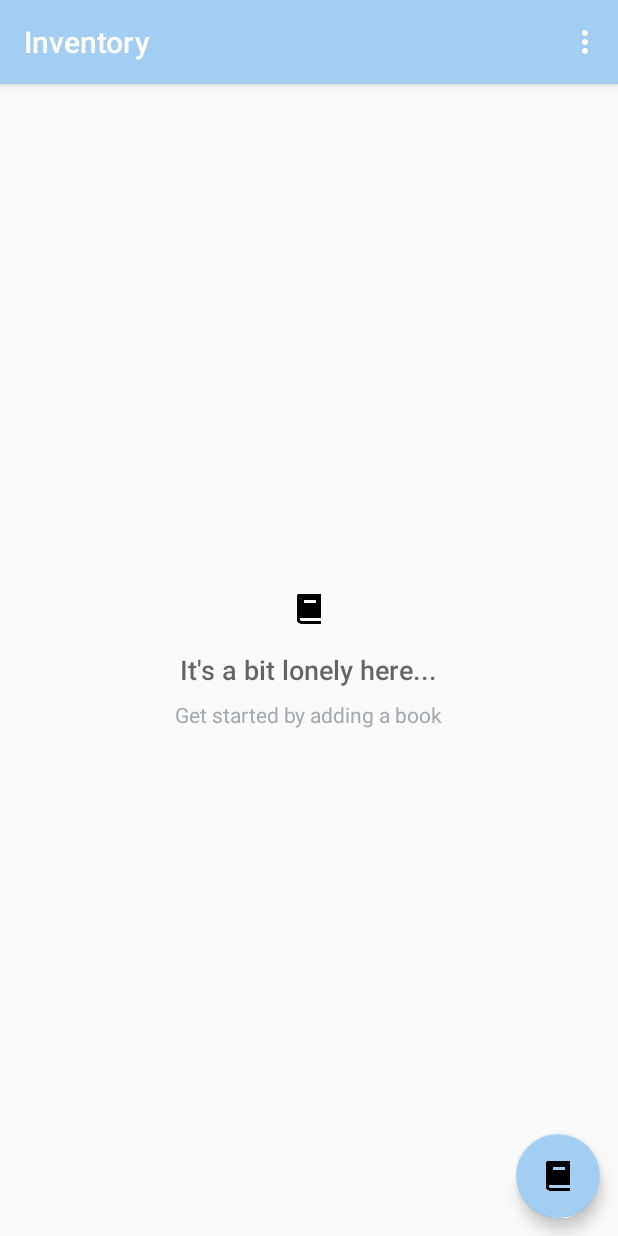
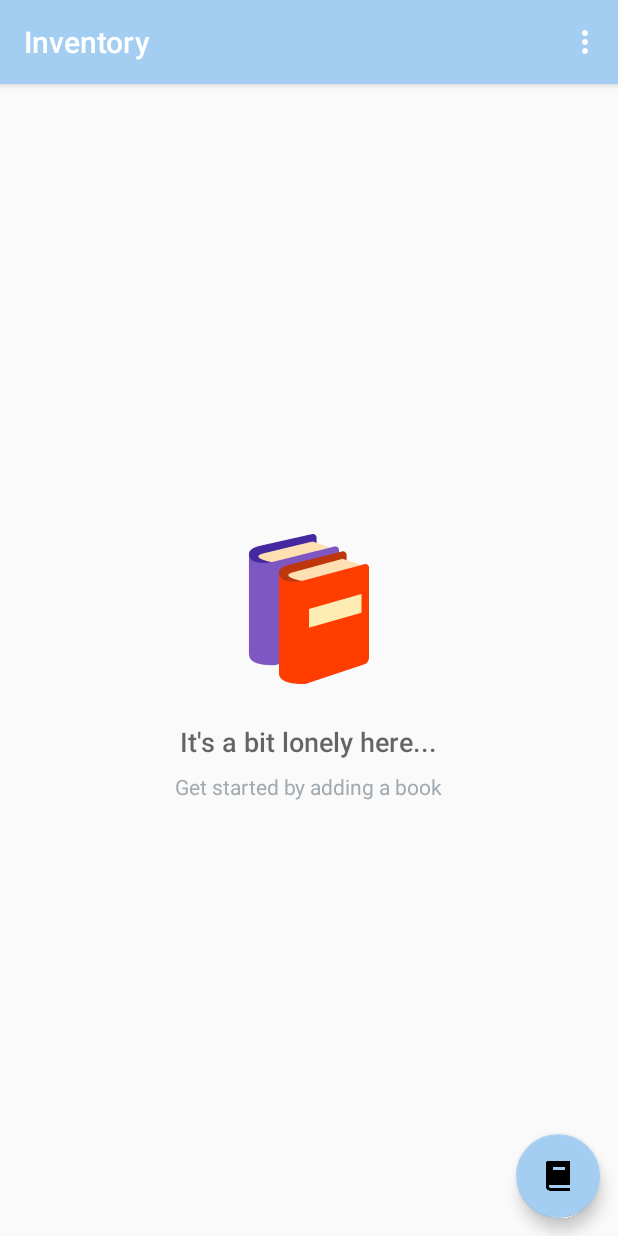
Before and after one commit to ColineFord/InventoryApp_Stage1, an Android app: the screen it shows after launch (CatalogActivity), on a phone screen of 412 x 824 dp. Run offline under Robolectric (Android 15) with nearby library versions, the phone set to English and light mode, and no system bars.

Commit message:
Stage 2 of the Inventory app

```diff
--- a/app/src/main/res/layout/activity_catalog.xml
+++ b/app/src/main/res/layout/activity_catalog.xml
@@ -23,7 +23,7 @@
             android:layout_width="wrap_content"
             android:layout_height="wrap_content"
             android:layout_centerHorizontal="true"
-            android:src="@drawable/add_book_icon"/>
+            android:src="@drawable/book_icon"/>
 
         <TextView
             android:id="@+id/empty_title_text"
```
Also changed, not shown: app/src/main/res/drawable-hdpi/book_icon.png (added), app/src/main/res/drawable-mdpi/book_icon.png (added), app/src/main/res/drawable-xhdpi/book_icon.png (added), app/src/main/res/drawable-xxhdpi/book_icon.png (added), app/src/main/res/drawable-xxxhdpi/book_icon.png (added).
